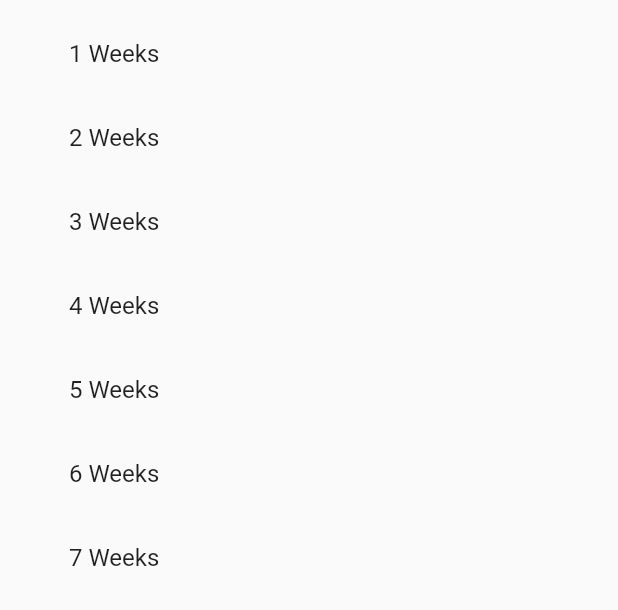
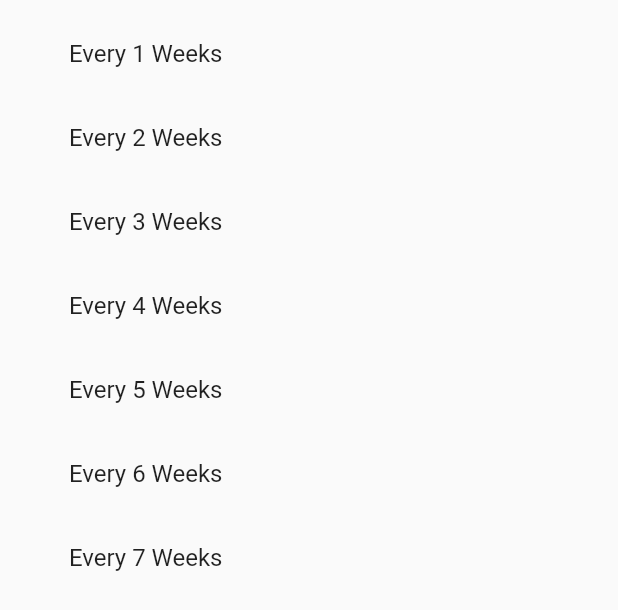
Before and after one commit to Hattomo/flutter_check_hub, a Flutter app: the RepeatWeeks widget shown alone on an empty page, opened directly, on a phone screen of 412 x 824 dp. Shown: the top 610 px of the screen. Run offline on Flutter 3.47's test engine with Material 2 defaults, Android fonts, the phone set to English and light mode, and no system bars; our stand-ins replace cloud_firestore, firebase_auth, package_info, sqflite, table_calendar; accounts and stored records are empty.

```diff
--- a/lib/models/user.dart
+++ b/lib/models/user.dart
@@ -1,16 +1,14 @@
 class User {
-  User({this.uid, this.name, this.itemsid, this.itemstitle,this.itemsicon});
+  User({this.uid, this.itemsid, this.itemstitle, this.itemsicon});
   final String uid;
-  final String name;
   final List<String> itemsid;
   final List<String> itemstitle;
   final List<String> itemsicon;
 }
 
 class UserData {
-  UserData({this.uid, this.name, this.itemsid, this.itemstitle,this.itemsicon});
+  UserData({this.uid, this.itemsid, this.itemstitle, this.itemsicon});
   final String uid;
-  final String name;
   final List<String> itemsid;
   final List<String> itemstitle;
   final List<String> itemsicon;
--- a/lib/pages/setting/itemsetting/repeat_weeks.dart
+++ b/lib/pages/setting/itemsetting/repeat_weeks.dart
@@ -26,37 +26,37 @@ class _RepeatWeeksState extends State<RepeatWeeks> {
       child: Column(
         children: <Widget>[
           RepeatWeeksTile(
-              option: '1 Weeks',
+              option: 'Every 1 Weeks',
               isSelected: isSelected[0],
               index: 0,
               callback: () => chooseCallback(0)),
           RepeatWeeksTile(
-              option: '2 Weeks',
+              option: 'Every 2 Weeks',
               isSelected: isSelected[1],
               index: 1,
               callback: () => chooseCallback(1)),
           RepeatWeeksTile(
-              option: '3 Weeks',
+              option: 'Every 3 Weeks',
               isSelected: isSelected[2],
               index: 2,
               callback: () => chooseCallback(2)),
           RepeatWeeksTile(
-              option: '4 Weeks',
+              option: 'Every 4 Weeks',
               isSelected: isSelected[3],
               index: 3,
               callback: () => chooseCallback(3)),
           RepeatWeeksTile(
-              option: '5 Weeks',
+              option: 'Every 5 Weeks',
               isSelected: isSelected[4],
               index: 4,
               callback: () => chooseCallback(4)),
           RepeatWeeksTile(
-              option: '6 Weeks',
+              option: 'Every 6 Weeks',
               isSelected: isSelected[5],
               index: 5,
               callback: () => chooseCallback(5)),
           RepeatWeeksTile(
-              option: '7 Weeks',
+              option: 'Every 7 Weeks',
               isSelected: isSelected[6],
               index: 6,
               callback: () => chooseCallback(6)),
```
Also changed, not shown: lib/pages/recordhome/item_list.dart (+9 -4 lines), lib/pages/setting/edit_item_home.dart (+11 -3 lines), lib/pages/setting/itemsetting/repeat_setting.dart (+1 -6 lines), lib/service/data_store_service.dart (+19 -8 lines), lib/service/user_dataservice.dart (+20 -9 lines).
